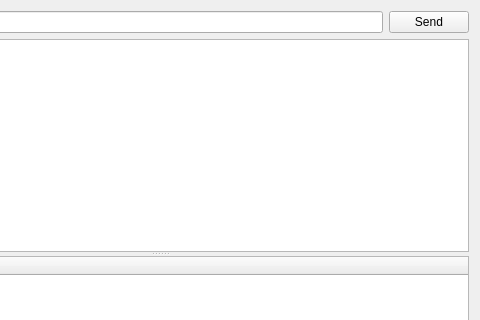
First picture: the form in examples/jsonrpc/mainform.ui, repository govorilka/fireworks, before the edit; both pictures show x 160 to 640 and y 0 to 320 of the 640 by 480 pixel window.
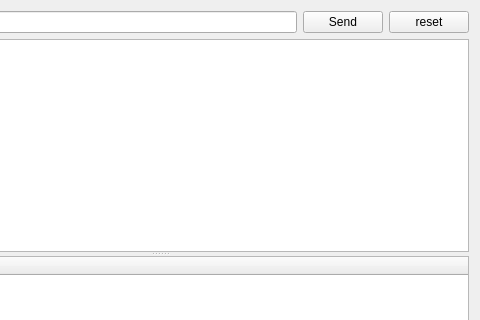
Second picture: the form after the edit.

The edit to the form file:
```diff
--- a/examples/jsonrpc/mainform.ui
+++ b/examples/jsonrpc/mainform.ui
@@ -24,12 +24,12 @@
      </property>
     </widget>
    </item>
-   <item row="1" column="0" colspan="2">
+   <item row="1" column="0" colspan="3">
     <widget class="QSplitter" name="splitter">
      <property name="orientation">
       <enum>Qt::Vertical</enum>
      </property>
-     <widget class="QTextEdit" name="textEdit"/>
+     <widget class="QTextEdit" name="requestEdit"/>
      <widget class="QTreeWidget" name="treeWidget">
       <column>
        <property name="text">
@@ -39,6 +39,13 @@
      </widget>
     </widget>
    </item>
+   <item row="0" column="2">
+    <widget class="QPushButton" name="resetBtn">
+     <property name="text">
+      <string>reset</string>
+     </property>
+    </widget>
+   </item>
   </layout>
  </widget>
  <resources/>
```
